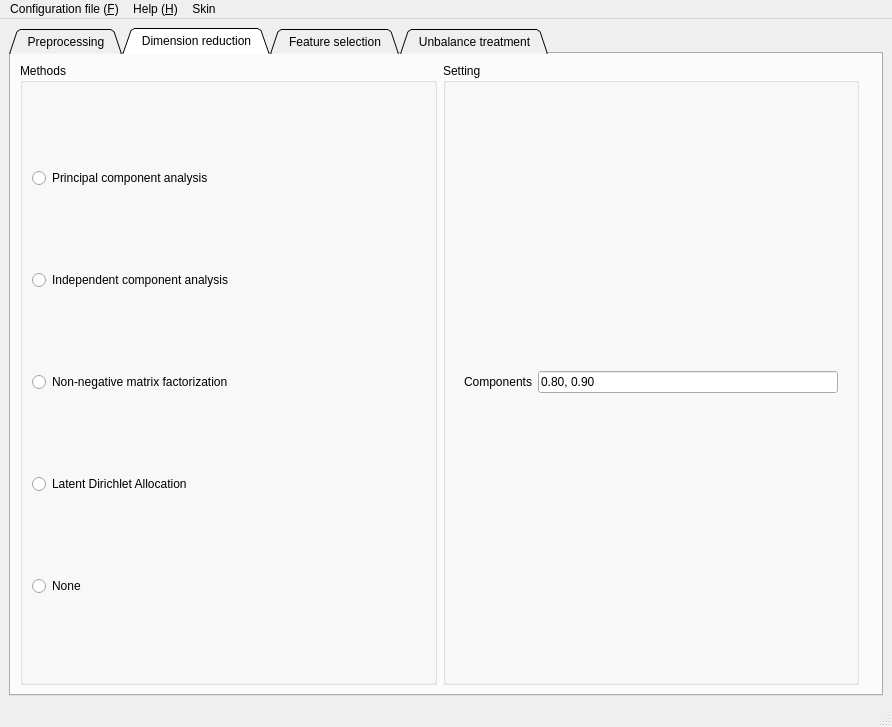
This is GUI/easylearn_feature_engineering_gui.ui in easylearn-fmri/easylearn_dev as Qt 5 draws it before an edit. The edited form follows.
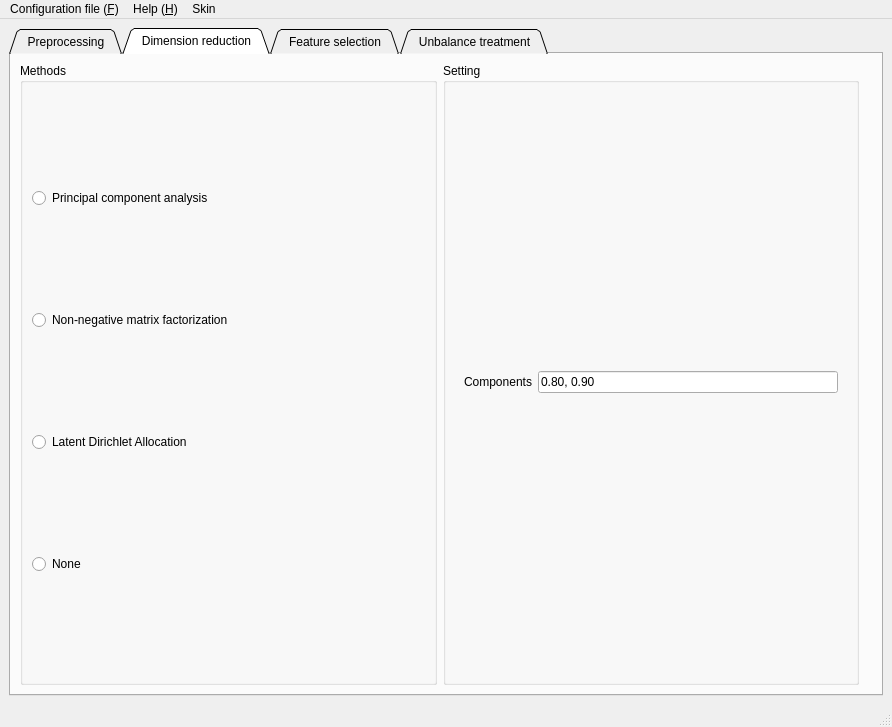
This is the edited form. The open tabs and pages were chosen to show the change.

Commit message:
create base for easylearn
base for easylearn was designed to load data and parse args

```diff
--- a/GUI/easylearn_feature_engineering_gui.ui
+++ b/GUI/easylearn_feature_engineering_gui.ui
@@ -216,7 +216,7 @@
            <string>Methods</string>
           </property>
           <layout class="QGridLayout" name="gridLayout_28">
-           <item row="3" column="0">
+           <item row="2" column="0">
             <widget class="QRadioButton" name="radioButton_lda">
              <property name="sizePolicy">
               <sizepolicy hsizetype="Expanding" vsizetype="Fixed">
@@ -230,19 +230,6 @@
             </widget>
            </item>
            <item row="1" column="0">
-            <widget class="QRadioButton" name="radioButton_ica">
-             <property name="sizePolicy">
-              <sizepolicy hsizetype="Expanding" vsizetype="Fixed">
-               <horstretch>0</horstretch>
-               <verstretch>0</verstretch>
-              </sizepolicy>
-             </property>
-             <property name="text">
-              <string>Independent component analysis</string>
-             </property>
-            </widget>
-           </item>
-           <item row="2" column="0">
             <widget class="QRadioButton" name="radioButton_nmf">
              <property name="sizePolicy">
               <sizepolicy hsizetype="Expanding" vsizetype="Fixed">
@@ -268,7 +255,7 @@
              </property>
             </widget>
            </item>
-           <item row="4" column="0">
+           <item row="3" column="0">
             <widget class="QRadioButton" name="radioButton_none">
              <property name="text">
               <string>None</string>
```
Left out of the diff: 40 changed lines with no effect on the pictures. The commit also changes 13 other files.
